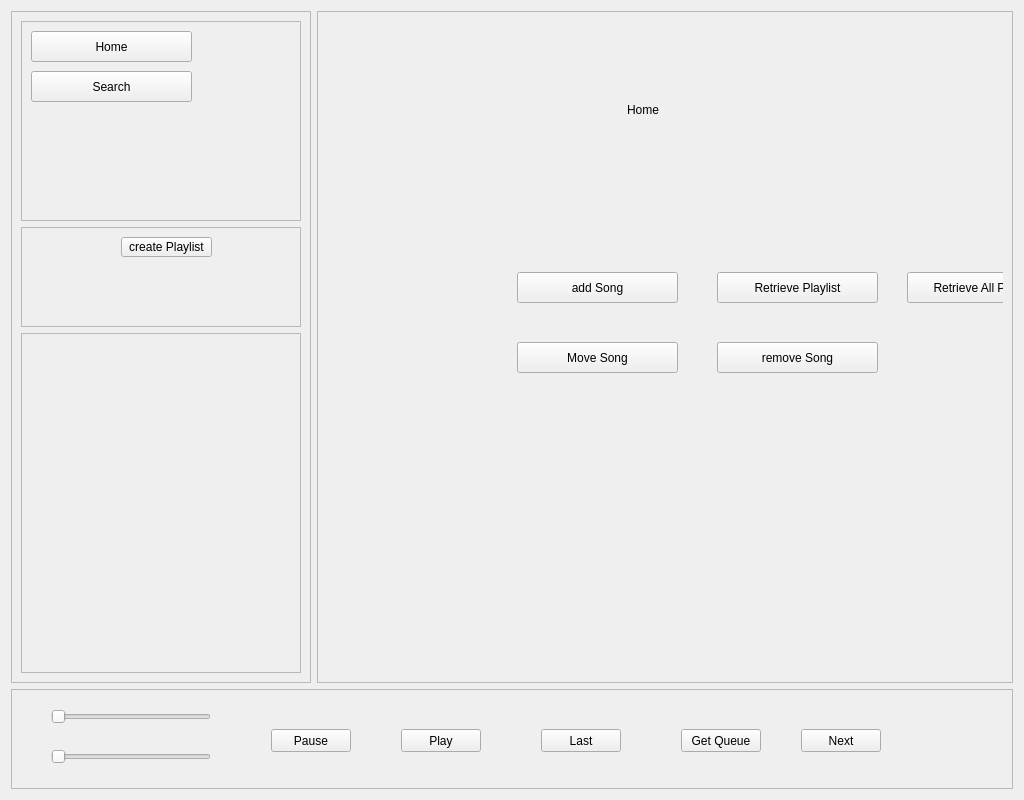
Old version of the form client/main.ui in the repository Nmstr/Auralium.
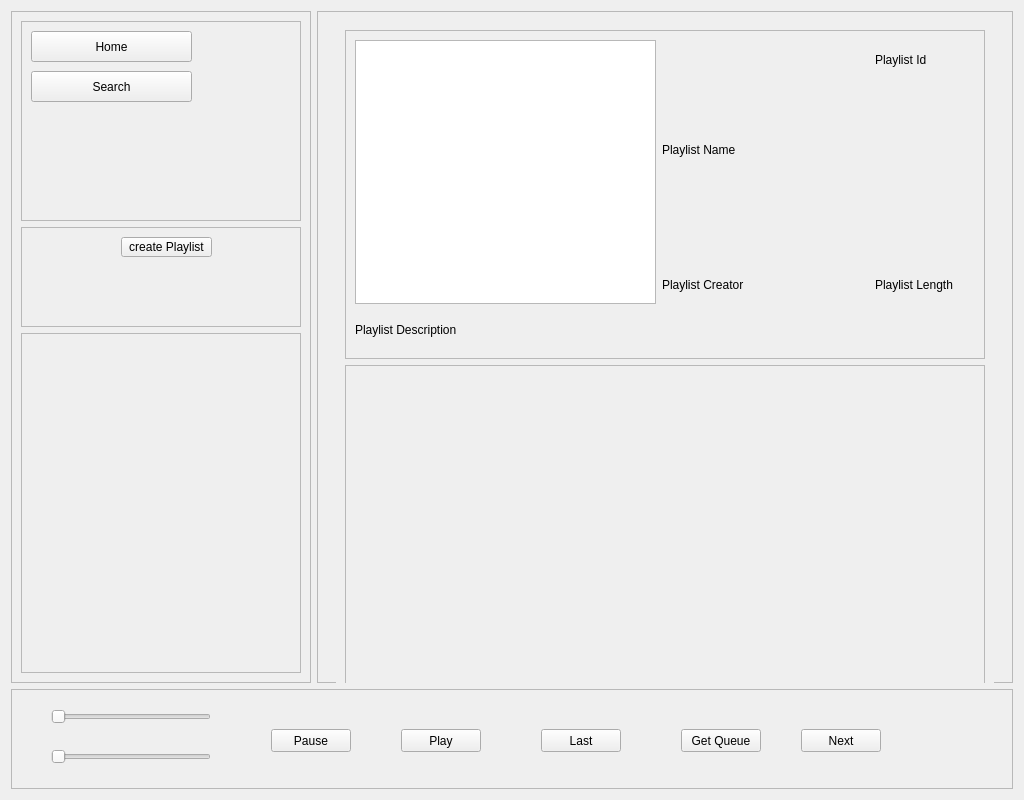
New version of the form.

Commit message: added rudementary playlist display system

```diff
--- a/client/main.ui
+++ b/client/main.ui
@@ -355,7 +355,7 @@
          <enum>QFrame::NoFrame</enum>
         </property>
         <property name="currentIndex">
-         <number>0</number>
+         <number>2</number>
         </property>
         <widget class="QWidget" name="home">
          <widget class="QLabel" name="homeLabel">
@@ -972,6 +972,122 @@
           </item>
          </layout>
         </widget>
+        <widget class="QWidget" name="playlistView">
+         <layout class="QVBoxLayout" name="verticalLayout_9">
+          <property name="leftMargin">
+           <number>9</number>
+          </property>
+          <property name="topMargin">
+           <number>9</number>
+          </property>
+          <property name="rightMargin">
+           <number>9</number>
+          </property>
+          <property name="bottomMargin">
+           <number>9</number>
+          </property>
+          <item>
+           <widget class="QScrollArea" name="playlistViewScrollArea">
+            <property name="frameShape">
+             <enum>QFrame::NoFrame</enum>
+            </property>
+            <property name="widgetResizable">
+             <bool>true</bool>
+            </property>
+            <widget class="QWidget" name="playlistViewScrollAreaWidgetContents">
+             <property name="geometry">
+              <rect>
+               <x>0</x>
+               <y>0</y>
+               <width>662</width>
+               <height>682</height>
+              </rect>
+             </property>
+             <layout class="QVBoxLayout" name="verticalLayout_10">
+              <property name="leftMargin">
+               <number>9</number>
+              </property>
+              <property name="topMargin">
+               <number>9</number>
+              </property>
+              <property name="rightMargin">
+               <number>9</number>
+              </property>
+              <property name="bottomMargin">
+               <number>9</number>
+              </property>
+              <item>
+               <widget class="QFrame" name="playlistsTopper">
+                <property name="minimumSize">
+                 <size>
+                  <width>0</width>
+                  <height>300</height>
+                 </size>
+                </property>
+                <property name="frameShape">
+                 <enum>QFrame::StyledPanel</enum>
+                </property>
+                <property name="frameShadow">
+                 <enum>QFrame::Raised</enum>
+                </property>
+                <layout class="QGridLayout" name="gridLayout_2">
+                 <item row="0" column="5">
+                  <widget class="QLabel" name="playlistIdLabel">
+                   <property name="text">
+                    <string>Playlist Id</string>
+                   </property>
+                  </widget>
+                 </item>
+                 <item row="2" column="3">
+                  <widget class="QLabel" name="playlistNameLabel">
+                   <property name="text">
+                    <string>Playlist Name</string>
+                   </property>
+                  </widget>
+                 </item>
+                 <item row="0" column="0" rowspan="6" colspan="3">
+                  <widget class="QGraphicsView" name="playlistImg"/>
+                 </item>
+                 <item row="5" column="3">
+                  <widget class="QLabel" name="playlistCreatorLabel">
+                   <property name="text">
+                    <string>Playlist Creator</string>
+                   </property>
+                  </widget>
+                 </item>
+                 <item row="6" column="0" colspan="6">
+                  <widget class="QLabel" name="playlistDescriptionLabel">
+                   <property name="text">
+                    <string>Playlist Description</string>
+                   </property>
+                  </widget>
+                 </item>
+                 <item row="5" column="5">
+                  <widget class="QLabel" name="playlistLengthLabel">
+                   <property name="text">
+                    <string>Playlist Length</string>
+                   </property>
+                  </widget>
+                 </item>
+                </layout>
+               </widget>
+              </item>
+              <item>
+               <widget class="QFrame" name="playlistSongs">
+                <property name="frameShape">
+                 <enum>QFrame::StyledPanel</enum>
+                </property>
+                <property name="frameShadow">
+                 <enum>QFrame::Raised</enum>
+                </property>
+               </widget>
+              </item>
+             </layout>
+            </widget>
+           </widget>
+          </item>
+         </layout>
+        </widget>
        </widget>
       </item>
      </layout>
```
Left out of the diff: 4 changed lines with no effect on the pictures. The commit also changes 5 other files.
